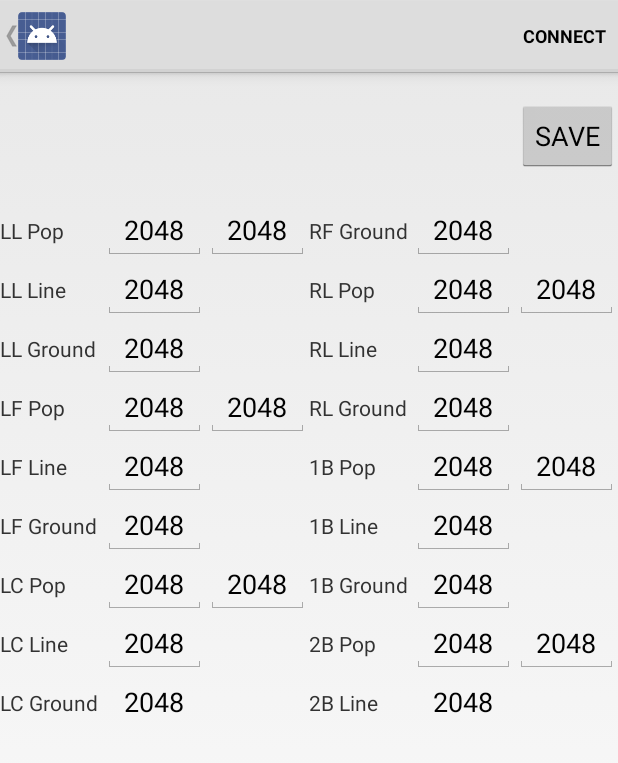
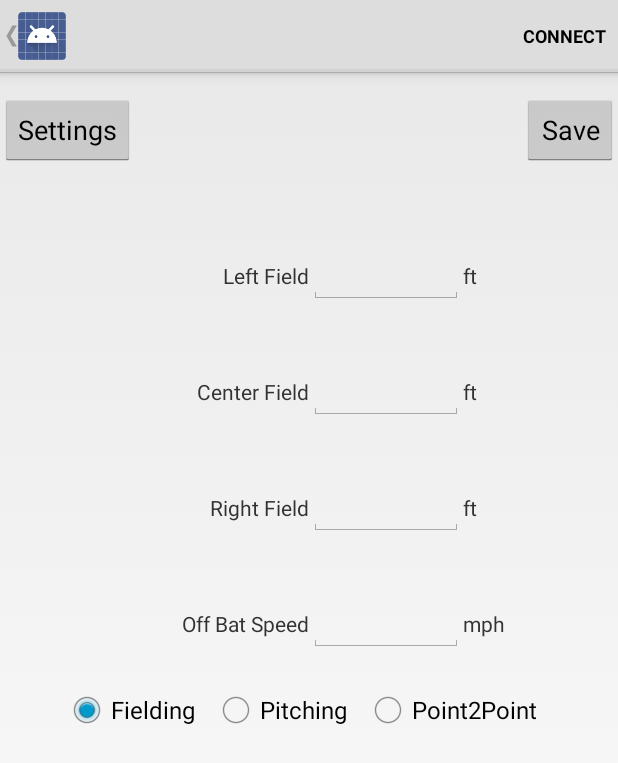
Before and after one commit to credden/BLEApp, an Android app: the DeviceControlActivity screen opened directly, with no data from a screen before it, after a tap on "SAVE", on a phone screen of 412 x 824 dp. Shown: the top 763 px of the screen. Run offline under Robolectric (Android 15) with nearby library versions, the phone set to English and light mode, and no system bars; 3 statements that could not run were skipped; 1 other tap on this screen came first.

Commit message:
Fixed XML References to old FieldActivity Added default values to dimensions page

```diff
--- a/BLEController/app/src/main/java/auburn/seniordesign/blecontroller/DeviceControlActivity.java
+++ b/BLEController/app/src/main/java/auburn/seniordesign/blecontroller/DeviceControlActivity.java
@@ -163,6 +163,11 @@ public class DeviceControlActivity extends Activity {
 
         //TODO: Add entry point to dimensions layout here
         setContentView(R.layout.dimensions);
+
+        ((EditText) (findViewById(R.id.LFTextEntry))).setText(Integer.toString(FieldCalculations.fieldDimensions[0]));
+        ((EditText) (findViewById(R.id.CFTextEntry))).setText(Integer.toString(FieldCalculations.fieldDimensions[1]));
+        ((EditText) (findViewById(R.id.RFTextEntry))).setText(Integer.toString(FieldCalculations.fieldDimensions[2]));
+        ((EditText) (findViewById(R.id.OffBatSpeedEntry))).setText(Integer.toString(FieldCalculations.offBatSpeed));
 
         final Intent intent = getIntent();
         mDeviceName = intent.getStringExtra(EXTRAS_DEVICE_NAME);
@@ -577,6 +582,8 @@ public class DeviceControlActivity extends Activity {
         FieldCalculations.pssAngle = Short.parseShort(((EditText)(findViewById(R.id.pssPop2))).getText().toString());
         FieldCalculations.pssSettings[1] = Short.parseShort(((EditText)(findViewById(R.id.pssLine1))).getText().toString());
         FieldCalculations.pssSettings[2] = Short.parseShort(((EditText)(findViewById(R.id.pssGround1))).getText().toString());
+
+        setContentView(R.layout.dimensions);
     }
 
     public void positionButtonClicked(View view) {
--- a/BLEController/app/src/main/java/auburn/seniordesign/blecontroller/FieldCalculations.java
+++ b/BLEController/app/src/main/java/auburn/seniordesign/blecontroller/FieldCalculations.java
@@ -16,7 +16,7 @@ public class FieldCalculations {
 
     public static int[] fieldDimensions = {300,300,300}; // [RF,CF,LF]
     public static boolean useP2P = false;
-    public static int offBatSpeed;
+    public static int offBatSpeed = 50;
 
     public static short[] pitchSettings = {2048,2048};
 
--- a/BLEController/app/src/main/res/layout/dimensions.xml
+++ b/BLEController/app/src/main/res/layout/dimensions.xml
@@ -7,7 +7,7 @@
     android:gravity="center"
     android:weightSum="1"
     android:orientation="vertical"
-    tools:context=".FieldActivity">
+    tools:context=".DeviceControlActivity">
     <RelativeLayout
         android:id="@+id/layout4"
         android:layout_width="match_parent"
--- a/BLEController/app/src/main/res/layout/field_layout.xml
+++ b/BLEController/app/src/main/res/layout/field_layout.xml
@@ -5,7 +5,7 @@
     android:layout_height="match_parent"
     android:orientation="vertical"
     android:baselineAligned="false"
-    tools:context=".FieldActivity"
+    tools:context=".DeviceControlActivity"
     android:id="@+id/mainLayout"
     android:elevation="0sp">
 
--- a/BLEController/app/src/main/res/layout/pitching_main.xml
+++ b/BLEController/app/src/main/res/layout/pitching_main.xml
@@ -7,7 +7,7 @@
     android:gravity="center"
     android:weightSum="1"
     android:orientation="vertical"
-    tools:context=".MainActivity">
+    tools:context=".DeviceControlActivity">
     <LinearLayout
         android:id="@+id/title"
         android:layout_width="match_parent"
--- a/BLEController/app/src/main/res/layout/point2point.xml
+++ b/BLEController/app/src/main/res/layout/point2point.xml
@@ -6,7 +6,7 @@
     android:layout_height="match_parent"
     android:orientation="vertical"
     android:baselineAligned="false"
-    tools:context=".MainActivity"
+    tools:context=".DeviceControlActivity"
     android:id="@+id/point2pointLayout">
 
     <LinearLayout
@@ -35,7 +35,7 @@
             android:layout_width="0dp"
             android:layout_height="wrap_content"
             android:layout_weight="1"
-            android:onClick="sendMessage"
+            android:onClick="sendThrowMsg"
             android:text="Repeat"/>
 
     </LinearLayout>
--- a/BLEController/app/src/main/res/layout/settings.xml
+++ b/BLEController/app/src/main/res/layout/settings.xml
@@ -1,6 +1,5 @@
 <?xml version="1.0" encoding="utf-8"?>
-<android.support.constraint.ConstraintLayout
-    xmlns:android="http://schemas.android.com/apk/res/android"
+<LinearLayout xmlns:android="http://schemas.android.com/apk/res/android"
     android:layout_width="match_parent"
     android:layout_height="match_parent">
     <LinearLayout
@@ -1086,4 +1085,4 @@
     </LinearLayout>
 
 
-</android.support.constraint.ConstraintLayout>
+</LinearLayout>
--- a/BLEController/app/src/main/res/layout/touch_centerfield.xml
+++ b/BLEController/app/src/main/res/layout/touch_centerfield.xml
@@ -6,7 +6,7 @@
     android:layout_height="match_parent"
     android:orientation="vertical"
     android:baselineAligned="false"
-    tools:context=".MainActivity"
+    tools:context=".DeviceControlActivity"
     android:id="@+id/touchCenterfieldLayout">
 
     <LinearLayout
--- a/BLEController/app/src/main/res/layout/touch_home_plate.xml
+++ b/BLEController/app/src/main/res/layout/touch_home_plate.xml
@@ -6,7 +6,7 @@
     android:layout_height="match_parent"
     android:orientation="vertical"
     android:baselineAligned="false"
-    tools:context=".MainActivity"
+    tools:context=".DeviceControlActivity"
     android:id="@+id/touchHomeLayout">
 
     <LinearLayout
--- a/BLEController/app/src/main/res/layout/touch_machine.xml
+++ b/BLEController/app/src/main/res/layout/touch_machine.xml
@@ -6,7 +6,7 @@
     android:layout_height="match_parent"
     android:orientation="vertical"
     android:baselineAligned="false"
-    tools:context=".MainActivity"
+    tools:context=".DeviceControlActivity"
     android:id="@+id/touchMachineLayout">
 
     <LinearLayout
```
